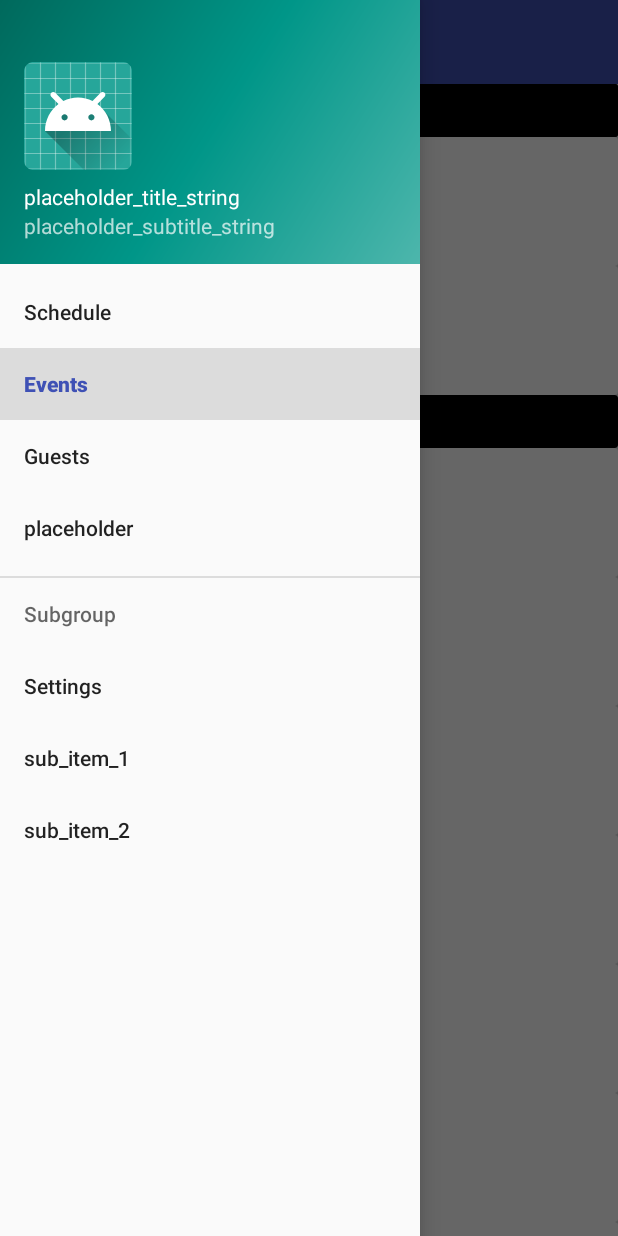
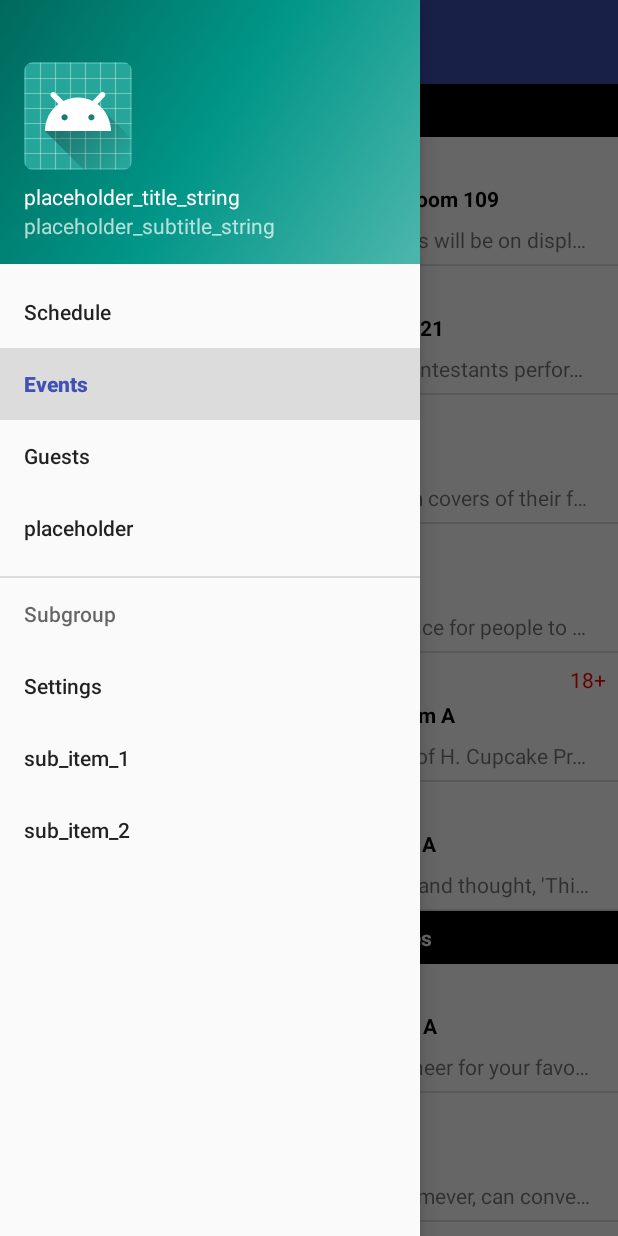
Before and after one commit to chenvictor/anirevo, an Android app: the screen it shows after launch (AniRevo), in the side drawer, after a tap on "Events", on a phone screen of 412 x 824 dp. Run offline under Robolectric (Android 15) with nearby library versions, the phone set to English and light mode, and no system bars.

```diff
--- /dev/null
+++ b/app/src/main/java/com/example/anirevo/CalendarFragment.java
@@ -0,0 +1,108 @@
+package com.example.anirevo;
+
+import android.content.Context;
+import android.net.Uri;
+import android.os.Bundle;
+import android.support.annotation.Nullable;
+import android.support.v4.app.Fragment;
+import android.view.LayoutInflater;
+import android.view.View;
+import android.view.ViewGroup;
+import android.widget.TextView;
+
+
+/**
+ * A simple {@link Fragment} subclass.
+ * Activities that contain this fragment must implement the
+ * {@link CalendarFragment.OnFragmentInteractionListener} interface
+ * to handle interaction events.
+ * Use the {@link CalendarFragment#newInstance} factory method to
+ * create an instance of this fragment.
+ */
+public class CalendarFragment extends Fragment {
+    // TODO: Rename parameter arguments, choose names that match
+    // the fragment initialization parameters, e.g. ARG_ITEM_NUMBER
+    private static final String ARG_PARAM1 = "param1";
+
+    // TODO: Rename and change types of parameters
+    private String mParam1;
+
+    private OnFragmentInteractionListener mListener;
+
+    public CalendarFragment() {
+        // Required empty public constructor
+    }
+
+    /**
+     * Use this factory method to create a new instance of
+     * this fragment using the provided parameters.
+     *
+     * @param tempText Parameter 1.
+     * @return A new instance of fragment CalendarFragment.
+     */
+    // TODO: Rename and change types and number of parameters
+    public static CalendarFragment newInstance(String tempText) {
+        CalendarFragment fragment = new CalendarFragment();
+        Bundle args = new Bundle();
+        args.putString(ARG_PARAM1, tempText);
+        fragment.setArguments(args);
+        return fragment;
+    }
+
+    @Override
+    public void onCreate(Bundle savedInstanceState) {
+        super.onCreate(savedInstanceState);
+        if (getArguments() != null) {
+            mParam1 = getArguments().getString(ARG_PARAM1);
+        } else {
+            mParam1 = "Placeholder text";
+        }
+    }
+
+    @Override
+    public void onActivityCreated(@Nullable Bundle savedInstanceState) {
+        super.onActivityCreated(savedInstanceState);
+        TextView tempText = getView().findViewById(R.id.calendar_fragment_temp_text);
+        tempText.setText(mParam1);
+    }
+
+    @Override
+    public View onCreateView(LayoutInflater inflater, ViewGroup container,
+                             Bundle savedInstanceState) {
+        // Inflate the layout for this fragment
+        return inflater.inflate(R.layout.fragment_calendar, container, false);
+    }
+
+    @Override
+    public void onAttach(Context context) {
+        super.onAttach(context);
+        //TODO
+//        if (context instanceof OnFragmentInteractionListener) {
+//            mListener = (OnFragmentInteractionListener) context;
+//        } else {
+//            throw new RuntimeException(context.toString()
+//                    + " must implement OnFragmentInteractionListener");
+//        }
+    }
+
+    @Override
+    public void onDetach() {
+        super.onDetach();
+        mListener = null;
+    }
+
+    /**
+     * This interface must be implemented by activities that contain this
+     * fragment to allow an interaction in this fragment to be communicated
+     * to the activity and potentially other fragments contained in that
+     * activity.
+     * <p>
+     * See the Android Training lesson <a href=
+     * "http://developer.android.com/training/basics/fragments/communicating.html"
+     * >Communicating with Other Fragments</a> for more information.
+     */
+    public interface OnFragmentInteractionListener {
+        // TODO: Update argument type and name
+        void onFragmentInteraction(Uri uri);
+    }
+}
--- a/app/src/main/java/com/example/anirevo/EventsFragment.java
+++ b/app/src/main/java/com/example/anirevo/EventsFragment.java
@@ -181,7 +181,7 @@ public class EventsFragment extends Fragment {
                     TextView age = holder.mView.findViewById(R.id.event_card_age_restriction);
                     ArEvent event = item.getEvent();
                     name.setText(event.getTitle());
-                    details.setText("TODO"); //TODO
+                    details.setText(event.getDetails());
                     desc.setText(event.getDesc());
                     if (event.isAgeRestricted()) {
                         AgeRestriction restriction = event.getRestriction();
--- a/app/src/main/java/com/example/anirevo/ScheduleFragment.java
+++ b/app/src/main/java/com/example/anirevo/ScheduleFragment.java
@@ -2,7 +2,14 @@ package com.example.anirevo;
 
 import android.content.Context;
 import android.os.Bundle;
+import android.support.annotation.NonNull;
+import android.support.annotation.Nullable;
+import android.support.design.widget.TabLayout;
 import android.support.v4.app.Fragment;
+import android.support.v4.app.FragmentManager;
+import android.support.v4.app.FragmentPagerAdapter;
+import android.support.v4.view.PagerAdapter;
+import android.support.v4.view.ViewPager;
 import android.view.LayoutInflater;
 import android.view.View;
 import android.view.ViewGroup;
@@ -13,10 +20,9 @@ import android.view.ViewGroup;
  */
 public class ScheduleFragment extends Fragment {
 
-    public ScheduleFragment() {
-        // Required empty public constructor
-    }
-
+    PagerAdapter mAdapter;
+    TabLayout mTabs;
+    ViewPager mViewPager;
 
     @Override
     public View onCreateView(LayoutInflater inflater, ViewGroup container,
@@ -25,4 +31,44 @@ public class ScheduleFragment extends Fragment {
         return inflater.inflate(R.layout.fragment_schedule, container, false);
     }
 
+    @Override
+    public void onActivityCreated(@Nullable Bundle savedInstanceState) {
+        super.onActivityCreated(savedInstanceState);
+
+//        mTabs = getView().findViewById(R.id.schedule_tabs);
+//        //add 5 tabs temporarily
+//        for (int i = 0; i< 5; i++) {
+//            mTabs.addTab(mTabs.newTab().setText("Tab " + String.valueOf(i)));
+//        }
+
+        mAdapter = new CustomPagerAdapter(getActivity().getSupportFragmentManager());
+        mViewPager = getView().findViewById(R.id.schedule_pager);
+        mViewPager.setAdapter(mAdapter);
+    }
+
+    class CustomPagerAdapter extends FragmentPagerAdapter {
+
+        String[] tempPages = {"MainHall", "Meeting Room 121", "Vendor Hall - Blue Stage", "Many Locations", "Overflow is used"};
+
+        CustomPagerAdapter(FragmentManager fm) {
+            super(fm);
+        }
+
+        @Override
+        public Fragment getItem(int i) {
+            Fragment temp = CalendarFragment.newInstance("Location " + String.valueOf(i));
+            return temp;
+        }
+
+        @Override
+        public int getCount() {
+            return tempPages.length;
+        }
+
+        @Nullable
+        @Override
+        public CharSequence getPageTitle(int position) {
+            return tempPages[position];
+        }
+    }
 }
--- a/app/src/main/java/com/example/anirevo/model/ArEvent.java
+++ b/app/src/main/java/com/example/anirevo/model/ArEvent.java
@@ -11,10 +11,12 @@ public class ArEvent {
      */
 
     private String title;
+    private String date;
+    private String start;
+
+    private String end;
+    private ArLocation location;
     private String desc;
-    private ArLocation location;
-    private int start;
-    private int end;
     private AgeRestriction restriction;
 
     private ArCategory category;
@@ -27,6 +29,10 @@ public class ArEvent {
         tags = new HashSet<>();
     }
 
+    public String getDetails() {
+        return getDate() + ", " + getStart() + " - " + getEnd() + " | " + getLocation().getTitle();
+    }
+
     public void addGuest(ArGuest guest) {
         guests.add(guest);
     }
@@ -35,20 +41,36 @@ public class ArEvent {
         tags.add(tag);
     }
 
+    public String getDate() {
+        return date;
+    }
+
+    public void setDate(String date) {
+        this.date = date;
+    }
+
+    public String getStart() {
+        return start;
+    }
+
+    public void setStart(String start) {
+        this.start = start;
+    }
+
+    public String getEnd() {
+        return end;
+    }
+
+    public void setEnd(String end) {
+        this.end = end;
+    }
+
     public void setDesc(String desc) {
         this.desc = desc;
     }
 
     public void setLocation(ArLocation location) {
         this.location = location;
-    }
-
-    public void setStart(int start) {
-        this.start = start;
-    }
-
-    public void setEnd(int end) {
-        this.end = end;
     }
 
     public String getTitle() {
@@ -61,14 +83,6 @@ public class ArEvent {
 
     public ArLocation getLocation() {
         return location;
-    }
-
-    public int getStart() {
-        return start;
-    }
-
-    public int getEnd() {
-        return end;
     }
 
     @Override
--- a/app/src/main/java/com/example/anirevo/parser/EventParser.java
+++ b/app/src/main/java/com/example/anirevo/parser/EventParser.java
@@ -2,12 +2,11 @@ package com.example.anirevo.parser;
 
 import android.util.Log;
 
+import com.example.anirevo.model.AgeRestriction;
 import com.example.anirevo.model.ArCategory;
 import com.example.anirevo.model.ArEvent;
-import com.example.anirevo.model.ArGuest;
 import com.example.anirevo.model.CategoryManager;
 import com.example.anirevo.model.EventManager;
-import com.example.anirevo.model.GuestManager;
 import com.example.anirevo.model.LocationManager;
 import com.example.anirevo.model.TagManager;
 
@@ -47,33 +46,43 @@ public class EventParser {
 
     private static void parseEvent(JSONObject event, ArCategory category) throws JSONException{
         String title = event.getString("title");
+        String date = event.getString("date");
+        String start = event.getString("start");
+        String end = event.getString("end");
+        String loc = event.getString("location");
         String desc = event.getString("desc");
-        String loc = event.getString("location");
-        int startTime = event.getInt("start");
-        int endTime = event.getInt("end");
-        JSONArray guests = event.getJSONArray("guests");
         JSONArray tags = event.getJSONArray("tags");
 
         //Set basic properties
         ArEvent arEvent = EventManager.getInstance().getEvent(title);
+        arEvent.setDate(date);
+        arEvent.setStart(start);
+        arEvent.setEnd(end);
+        arEvent.setLocation(LocationManager.getInstance().getLocation(loc));
         arEvent.setDesc(desc);
-        arEvent.setLocation(LocationManager.getInstance().getLocation(loc));
-        arEvent.setStart(startTime);
-        arEvent.setEnd(endTime);
+
+        if (event.has("age")) {
+            //Set age restriction
+            int ageRestrict = event.getInt("age");
+            AgeRestriction restrict = null;
+            switch(ageRestrict) {
+                case 13:
+                    restrict = AgeRestriction.AGE_RESTRICTION_13;
+                    break;
+                case 18:
+                    restrict = AgeRestriction.AGE_RESTRICTION_18;
+                    break;
+                default:
+                    break;
+            }
+            if (restrict != null) {
+                arEvent.setRestriction(restrict);
+            }
+        }
 
         //Establish mutual reference
         arEvent.setCategory(category);
         category.addEvent(arEvent);
-
-        //Add guests
-        GuestManager gManager = GuestManager.getInstance();
-        for (int i = 0; i < guests.length(); i++) {
-            ArGuest guest = gManager.getGuest(guests.getString(i));
-
-            //Establish mutual reference
-            guest.addEvent(arEvent);
-            arEvent.addGuest(guest);
-        }
 
         TagManager tManager = TagManager.getInstance();
         for (int i = 0; i< tags.length(); i++) {
--- a/app/src/main/res/layout/event_card_layout.xml
+++ b/app/src/main/res/layout/event_card_layout.xml
@@ -1,8 +1,9 @@
 <?xml version="1.0" encoding="utf-8"?>
-<android.support.v7.widget.CardView android:layout_width="match_parent"
+<android.support.v7.widget.CardView xmlns:android="http://schemas.android.com/apk/res/android"
+    xmlns:app="http://schemas.android.com/apk/res-auto"
+    android:layout_width="match_parent"
     android:layout_height="wrap_content"
-    xmlns:android="http://schemas.android.com/apk/res/android"
-    xmlns:app="http://schemas.android.com/apk/res-auto">
+    app:cardCornerRadius="0dp">
 
     <android.support.constraint.ConstraintLayout
         android:layout_width="match_parent"
@@ -28,9 +29,8 @@
 
         <TextView
             android:id="@+id/event_card_details"
-                android:layout_width="wrap_content"
+            android:layout_width="0dp"
             android:layout_height="wrap_content"
-                android:layout_marginLeft="8dp"
             android:layout_marginStart="8dp"
             android:layout_marginTop="4dp"
             android:ellipsize="end"
@@ -38,6 +38,7 @@
             android:text="placeholder_event_date_time_loc"
             android:textColor="@android:color/black"
             android:textStyle="bold"
+            app:layout_constraintEnd_toEndOf="@+id/event_header_card_text"
             app:layout_constraintStart_toStartOf="parent"
             app:layout_constraintTop_toBottomOf="@+id/event_header_card_text" />
 
@@ -52,7 +53,7 @@
             android:layout_marginStart="16dp"
             android:layout_marginTop="8dp"
             android:ellipsize="end"
-                android:maxLines="2"
+            android:maxLines="1"
             android:text="placeholder_event_description"
             app:layout_constraintBottom_toBottomOf="parent"
             app:layout_constraintEnd_toEndOf="parent"
@@ -63,12 +64,16 @@
             android:id="@+id/event_card_age_restriction"
             android:layout_width="wrap_content"
             android:layout_height="wrap_content"
-                android:layout_marginEnd="16dp"
-                android:layout_marginRight="16dp"
+            android:layout_marginEnd="8dp"
             android:layout_marginTop="8dp"
             android:text="18+"
             android:textColor="@android:color/holo_red_dark"
+            android:textSize="14sp"
             app:layout_constraintEnd_toEndOf="parent"
             app:layout_constraintTop_toTopOf="parent" />
+
+        <View
+            style="@style/Divider"
+            app:layout_constraintBottom_toBottomOf="parent" />
     </android.support.constraint.ConstraintLayout>
 </android.support.v7.widget.CardView>
--- a/app/src/main/res/values/styles.xml
+++ b/app/src/main/res/values/styles.xml
@@ -17,4 +17,10 @@
 
     <style name="AppTheme.PopupOverlay" parent="ThemeOverlay.AppCompat.Light" />
 
+    <style name="Divider">
+        <item name="android:layout_width">match_parent</item>
+        <item name="android:layout_height">1dp</item>
+        <item name="android:background">?android:attr/listDivider</item>
+    </style>
+
 </resources>
```
Also changed, not shown: app/src/main/assets/events.json (+99 -86 lines), app/src/main/res/layout/event_header_card_layout.xml (+5 -6 lines), app/src/main/res/layout/fragment_calendar.xml (added, +14 -0 lines), app/src/main/res/layout/fragment_schedule.xml (+25 -6 lines). Lines whose indentation alone changed are shown as unchanged.
